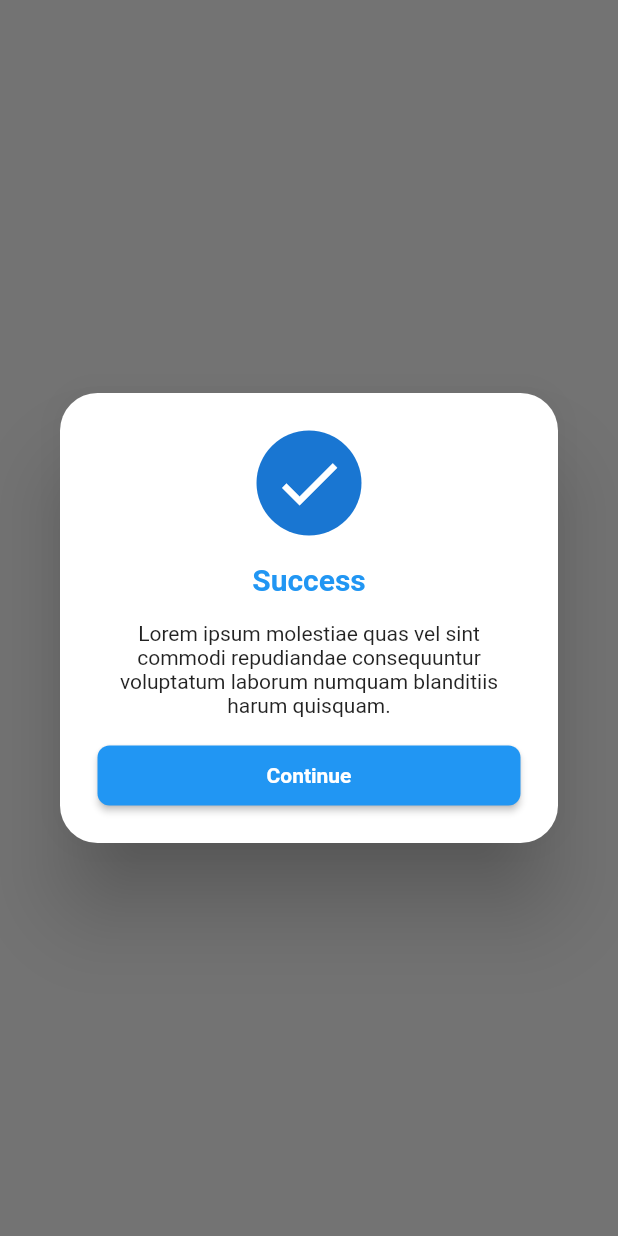
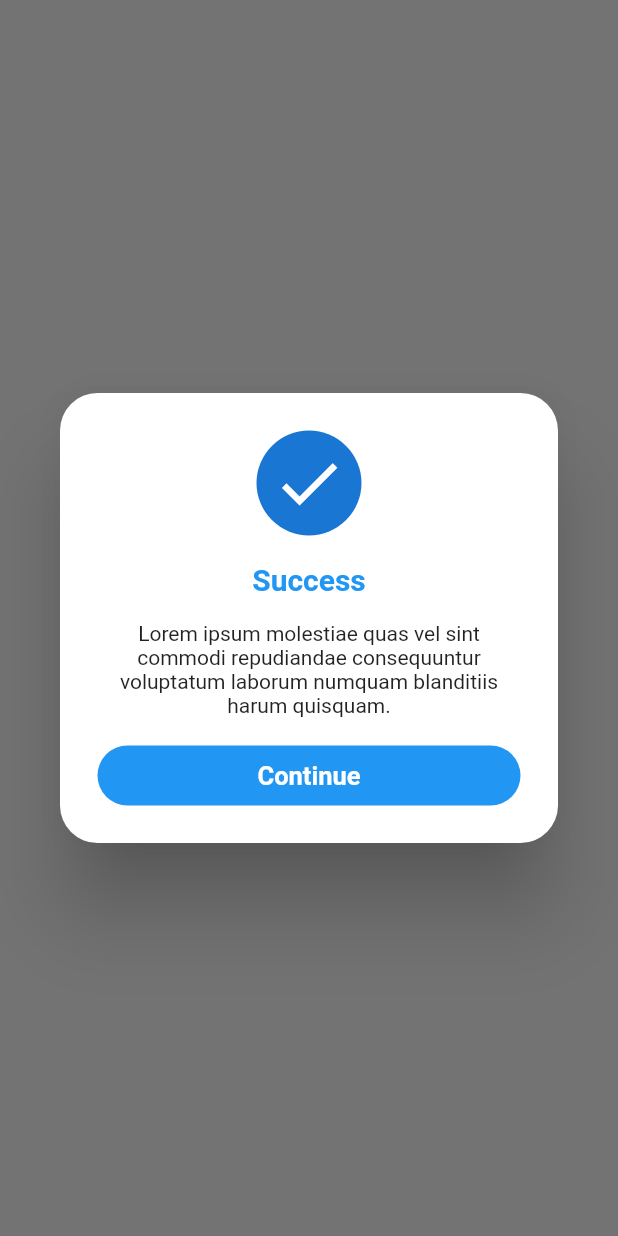
Before and after one commit to austinevick/reusable-widget, a Flutter app: the screen it shows after launch, after a tap on "Show dialog", on a phone screen of 412 x 824 dp. Run offline on Flutter 3.47's test engine with Material 2 defaults, Android fonts, the light colour scheme and no system bars.

Commit message:
Update custom_button.dart

```diff
--- a/lib/components/custom_button.dart
+++ b/lib/components/custom_button.dart
@@ -7,42 +7,56 @@ class CustomButton extends StatelessWidget {
   final Color? color;
   final double? width;
   final double? height;
-  final TextStyle? textStyle;
+  final Color? textColor;
   final List<Color>? gradient;
   final BorderSide? borderSide;
+  final double? radius;
+  final double? textSize;
+  final bool isLoading;
+  final BorderRadius? borderRadius;
   const CustomButton(
       {Key? key,
       this.onPressed,
-      this.textStyle,
+      this.textColor,
       this.text,
       this.color,
       this.child,
       this.width = double.infinity,
       this.height,
       this.gradient = const [Colors.transparent, Colors.transparent],
-      this.borderSide})
+      this.borderSide,
+      this.radius = 50,
+      this.borderRadius,
+      this.isLoading = false,
+      this.textSize})
       : super(key: key);
 
   @override
   Widget build(BuildContext context) {
-    return SizedBox(
-      height: height ?? 50,
+    return IgnorePointer(
+      ignoring: isLoading ? true : false,
+      child: SizedBox(
+        height: height ?? 60,
         width: width,
-      child: Container(
+        child: AnimatedContainer(
+          duration: const Duration(milliseconds: 650),
           decoration: BoxDecoration(
-            borderRadius: BorderRadius.circular(8),
+              borderRadius: borderRadius ?? BorderRadius.circular(radius!),
               gradient: LinearGradient(colors: gradient!)),
           child: MaterialButton(
+            elevation: 0,
             onPressed: onPressed,
+            color: color,
+            shape: OutlineInputBorder(
+                borderRadius: borderRadius ?? BorderRadius.circular(radius!),
+                borderSide: borderSide ?? BorderSide.none),
             child: child ??
                 Text(text!,
-                  style: textStyle ??
-                      const TextStyle(
-                          color: Colors.white, fontWeight: FontWeight.w600)),
-          color: color,
-          shape: OutlineInputBorder(
-              borderRadius: BorderRadius.circular(8),
-              borderSide: borderSide ?? BorderSide.none),
+                    style: TextStyle(
+                        color: textColor ?? Colors.white,
+                        fontSize: textSize ?? 17,
+                        fontWeight: FontWeight.w600)),
+          ),
         ),
       ),
     );
```
Lines whose indentation alone changed are shown as unchanged.
